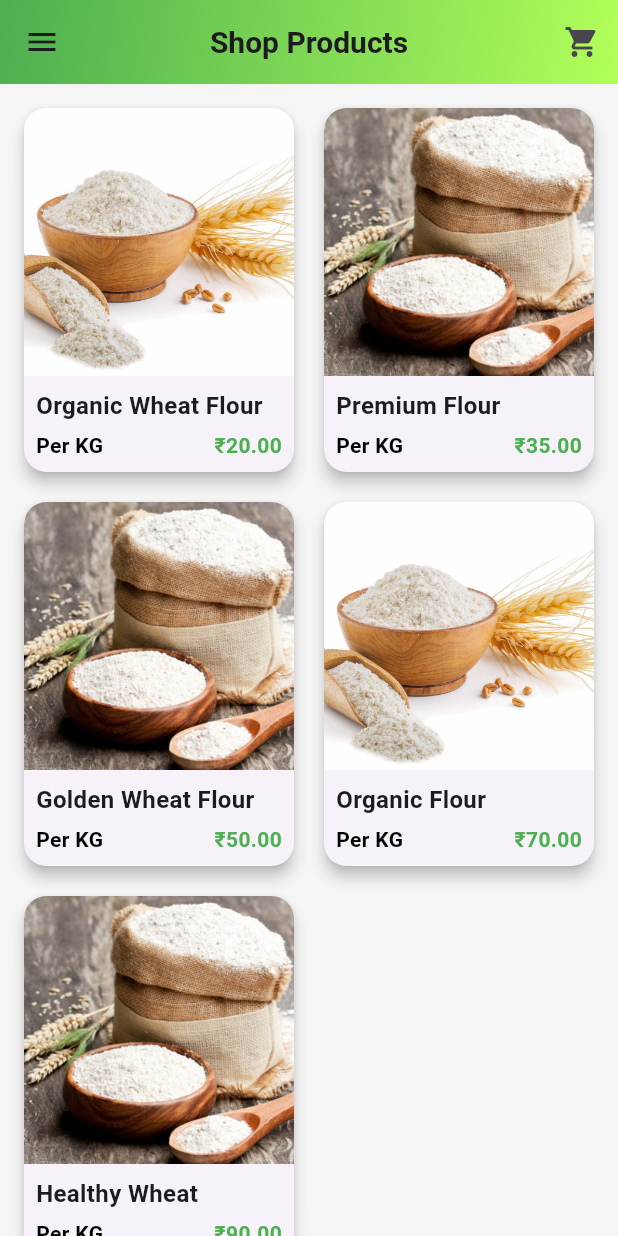
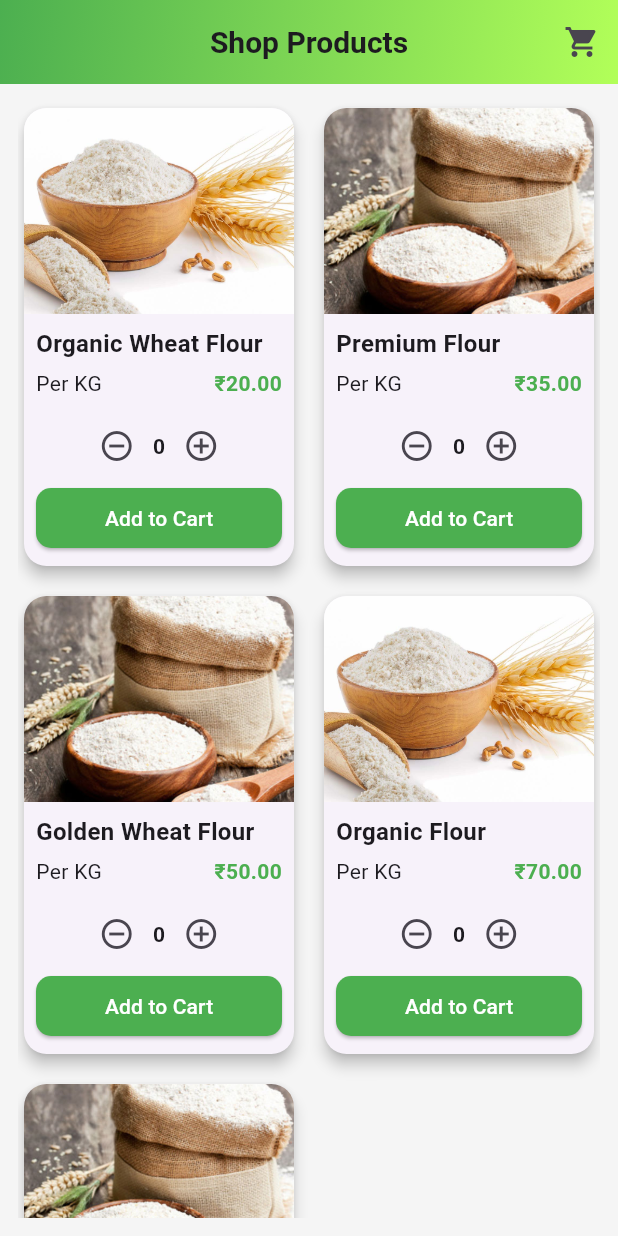
Before and after one commit to sarthakshinde20/E-Commerce, a Flutter app: the screen it shows after launch, on a phone screen of 412 x 824 dp. Run offline on Flutter 3.47's test engine with Material 3 defaults, Android fonts, the phone set to English and light mode, and no system bars.

Commit message:
update 	modified:   lib/screens/homepage.dart 	modified:   test/widget_test.dart

```diff
--- a/lib/screens/homepage.dart
+++ b/lib/screens/homepage.dart
@@ -48,15 +48,52 @@ class _HomePageState extends State<HomePage> {
 
   final List<Map<String, dynamic>> cartItems = [];
 
+  // Keeps track of quantity per product
+  final Map<int, int> productQuantities = {};
+
+  void addToCart(Map<String, String> product, int quantity) {
+    setState(() {
+      cartItems.add({...product, 'quantity': quantity});
+    });
+
+    // Show confirmation dialog instead of snackbar
+    showDialog(
+      context: context,
+      builder: (context) => AlertDialog(
+        title: const Text("Item Added"),
+        content: Text(
+            "${product['name']} (x$quantity) has been added to your cart."),
+        actions: [
+          TextButton(
+            onPressed: () => Navigator.pop(context),
+            child: const Text("OK"),
+          )
+        ],
+      ),
+    );
+  }
+
+  void increaseQuantity(int index) {
+    setState(() {
+      productQuantities[index] = (productQuantities[index] ?? 1) + 1;
+    });
+  }
+
+  void decreaseQuantity(int index) {
+    setState(() {
+      if ((productQuantities[index] ?? 1) > 1) {
+        productQuantities[index] = productQuantities[index]! - 1;
+      }
+    });
+  }
+
   @override
   Widget build(BuildContext context) {
     return Scaffold(
       appBar: AppBar(
         elevation: 5,
-        title: const Text(
-          'Shop Products',
-          style: TextStyle(fontWeight: FontWeight.bold, fontSize: 20),
-        ),
+        title: const Text('Shop Products',
+            style: TextStyle(fontWeight: FontWeight.bold, fontSize: 20)),
         centerTitle: true,
         flexibleSpace: Container(
           decoration: const BoxDecoration(
@@ -77,8 +114,7 @@ class _HomePageState extends State<HomePage> {
                   Navigator.push(
                     context,
                     MaterialPageRoute(
-                      builder: (context) => CartPage(cartItems: cartItems),
-                    ),
+                        builder: (context) => CartPage(cartItems: cartItems)),
                   );
                 },
               ),
@@ -92,17 +128,14 @@ class _HomePageState extends State<HomePage> {
                       color: Colors.red,
                       borderRadius: BorderRadius.circular(8),
                     ),
-                    constraints: const BoxConstraints(
-                      minWidth: 15,
-                      minHeight: 15,
-                    ),
+                    constraints:
+                        const BoxConstraints(minWidth: 15, minHeight: 15),
                     child: Text(
                       '${cartItems.length}',
                       style: const TextStyle(
                           color: Colors.white,
                           fontSize: 12,
-                        fontWeight: FontWeight.bold,
-                      ),
+                          fontWeight: FontWeight.bold),
                       textAlign: TextAlign.center,
                     ),
                   ),
@@ -111,89 +144,31 @@ class _HomePageState extends State<HomePage> {
           ),
         ],
       ),
-      drawer: Drawer(
-        child: ListView(
-          padding: EdgeInsets.zero,
-          children: [
-            DrawerHeader(
-              decoration: const BoxDecoration(
-                gradient: LinearGradient(
-                  colors: [Colors.green, Colors.lightGreenAccent],
-                  begin: Alignment.topLeft,
-                  end: Alignment.bottomRight,
-                ),
-              ),
-              child: Column(
-                crossAxisAlignment: CrossAxisAlignment.start,
-                children: [
-                  const CircleAvatar(
-                    radius: 30,
-                    backgroundImage: AssetImage('assets/images/otpvalid1.png'),
-                  ),
-                  const SizedBox(height: 10),
-                  const Text(
-                    'John Doe',
-                    style: TextStyle(
-                      color: Colors.white,
-                      fontSize: 18,
-                      fontWeight: FontWeight.bold,
-                    ),
-                  ),
-                  const Text(
-                    'john.doe@example.com',
-                    style: TextStyle(
-                      color: Colors.white70,
-                      fontSize: 14,
-                    ),
-                  ),
-                ],
-              ),
-            ),
-            ListTile(
-              leading: const Icon(Icons.person),
-              title: const Text('Profile'),
-              onTap: () {
-                Navigator.pushNamed(context, '/profile');
-              },
-            ),
-            ListTile(
-              leading: const Icon(Icons.location_on),
-              title: const Text('Address'),
-              onTap: () {
-                Navigator.pushNamed(context, '/address');
-              },
-            ),
-            ListTile(
-              leading: const Icon(Icons.payment),
-              title: const Text('Payment Methods'),
-              onTap: () {
-                Navigator.pushNamed(context, '/payment');
-              },
-            ),
-            ListTile(
-              leading: const Icon(Icons.settings),
-              title: const Text('Settings'),
-              onTap: () {
-                Navigator.pushNamed(context, '/settings');
-              },
-            ),
-          ],
-        ),
-      ),
       body: Container(
         color: Colors.grey[100],
+        padding: const EdgeInsets.all(12),
         child: GridView.builder(
-          padding: const EdgeInsets.all(12),
+            itemCount: products.length,
             gridDelegate: const SliverGridDelegateWithFixedCrossAxisCount(
               crossAxisCount: 2,
               crossAxisSpacing: 12,
               mainAxisSpacing: 12,
-            childAspectRatio: 3 / 4,
+              childAspectRatio: 3 / 5,
             ),
-          itemCount: products.length,
             itemBuilder: (context, index) {
+              // ... inside itemBuilder
               final product = products[index];
-            return GestureDetector(
+              final quantity = productQuantities[index] ?? 0;
+
+              return Card(
+                shape: RoundedRectangleBorder(
+                    borderRadius: BorderRadius.circular(15)),
+                elevation: 4,
+                child: Column(
+                  crossAxisAlignment: CrossAxisAlignment.stretch,
+                  children: [
+                    Expanded(
+                      child: GestureDetector(
                         onTap: () {
                           Navigator.push(
                             context,
@@ -205,22 +180,11 @@ class _HomePageState extends State<HomePage> {
                             ),
                           );
                         },
-              child: Card(
-                shape: RoundedRectangleBorder(
-                  borderRadius: BorderRadius.circular(15),
-                ),
-                elevation: 4,
-                child: Column(
-                  crossAxisAlignment: CrossAxisAlignment.stretch,
-                  children: [
-                    Expanded(
                         child: ClipRRect(
                           borderRadius: const BorderRadius.vertical(
-                          top: Radius.circular(15),
-                        ),
-                        child: Image.asset(
-                          product['image']!,
-                          fit: BoxFit.cover,
+                              top: Radius.circular(15)),
+                          child:
+                              Image.asset(product['image']!, fit: BoxFit.cover),
                         ),
                       ),
                     ),
@@ -229,49 +193,98 @@ class _HomePageState extends State<HomePage> {
                       child: Column(
                         crossAxisAlignment: CrossAxisAlignment.start,
                         children: [
-                          Text(
-                            product['name']!,
+                          Text(product['name']!,
                               style: const TextStyle(
-                              fontWeight: FontWeight.bold,
-                              fontSize: 16,
-                            ),
-                          ),
+                                  fontWeight: FontWeight.bold, fontSize: 16)),
                           const SizedBox(height: 5),
                           Row(
                             mainAxisAlignment: MainAxisAlignment.spaceBetween,
                             children: [
-                              Expanded(
-                                child: Text(
-                                  product['short description']!,
-                                  style: const TextStyle(
-                                    color: Colors.black,
-                                    fontSize: 14,
-                                    fontWeight: FontWeight.w600,
-                                  ),
-                                  maxLines: 1,
-                                  overflow: TextOverflow.ellipsis,
-                                ),
-                              ),
-                              const SizedBox(width: 8),
-                              Text(
-                                product['price']!,
+                              Text(product['short description']!,
+                                  style: const TextStyle(fontSize: 14)),
+                              Text(product['price']!,
                                   style: const TextStyle(
                                       color: Colors.green,
-                                  fontSize: 14,
-                                  fontWeight: FontWeight.w600,
+                                      fontWeight: FontWeight.bold)),
+                            ],
                           ),
+                          const SizedBox(height: 8),
+                          // Quantity Row
+                          Row(
+                            mainAxisAlignment: MainAxisAlignment.center,
+                            children: [
+                              IconButton(
+                                icon: const Icon(Icons.remove_circle_outline),
+                                onPressed: () {
+                                  setState(() {
+                                    if (quantity > 1)
+                                      productQuantities[index] = quantity - 1;
+                                  });
+                                },
+                              ),
+                              Text('$quantity',
+                                  style: const TextStyle(
+                                      fontWeight: FontWeight.bold)),
+                              IconButton(
+                                icon: const Icon(Icons.add_circle_outline),
+                                onPressed: () {
+                                  setState(() {
+                                    productQuantities[index] = quantity + 1;
+                                  });
+                                },
                               ),
                             ],
+                          ),
+                          // Add to Cart Button
+                          SizedBox(
+                            width: double.infinity,
+                            child: ElevatedButton(
+                              onPressed: () {
+                                final cartItem = {
+                                  'name': product['name'],
+                                  'image': product['image'],
+                                  'price': double.parse(product['price']!
+                                      .replaceAll('₹', '')
+                                      .replaceAll('\u20B9', '')),
+                                  'quantity': quantity,
+                                };
+
+                                setState(() {
+                                  cartItems.add(cartItem);
+                                });
+
+                                // Show dialog confirmation
+                                showDialog(
+                                  context: context,
+                                  builder: (context) => AlertDialog(
+                                    title: const Text("Item Added"),
+                                    content: Text(
+                                        "${product['name']} (x$quantity) has been added to your cart."),
+                                    actions: [
+                                      TextButton(
+                                        onPressed: () => Navigator.pop(context),
+                                        child: const Text("OK"),
+                                      ),
+                                    ],
+                                  ),
+                                );
+                              },
+                              style: ElevatedButton.styleFrom(
+                                backgroundColor: Colors.green,
+                                shape: RoundedRectangleBorder(
+                                    borderRadius: BorderRadius.circular(10)),
+                              ),
+                              child: const Text('Add to Cart',
+                                  style: TextStyle(color: Colors.white)),
+                            ),
                           ),
                         ],
                       ),
                     ),
                   ],
                 ),
-              ),
               );
-          },
-        ),
+            }),
       ),
     );
   }
```
Also changed, not shown: 1 other file. Lines whose indentation alone changed are shown as unchanged.
